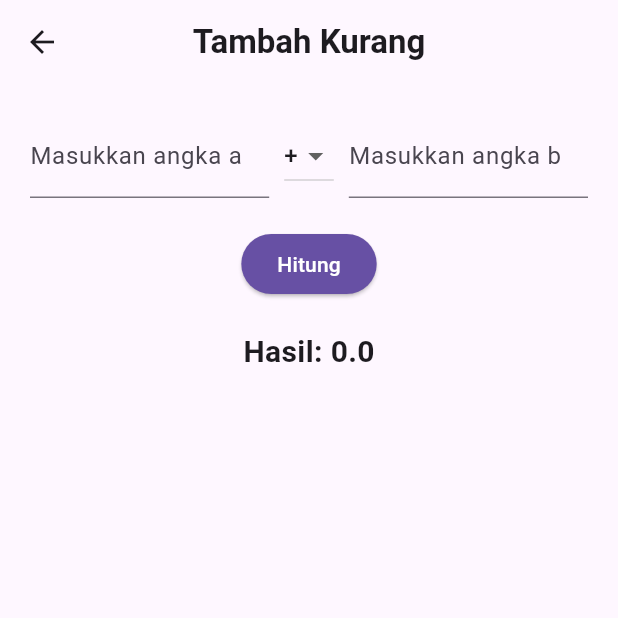
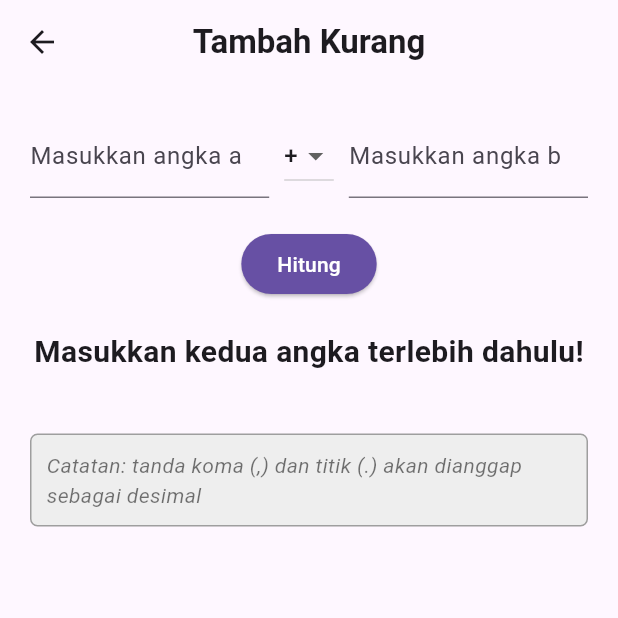
Before and after one commit to Az140304/Mobile-Project, a Flutter app: the TambahKurang screen opened directly, after a tap on "Hitung", on a phone screen of 412 x 824 dp, the top half of it. Run offline on Flutter 3.47's test engine with Material 3 defaults, Android fonts, the phone set to English and light mode, and no system bars.

Commit message:
menambahkan error handling

```diff
--- a/lib/pages/ganjil_genap.dart
+++ b/lib/pages/ganjil_genap.dart
@@ -12,7 +12,14 @@ class _GanjilGenapState extends State<GanjilGenap> {
   String _oddEvenResult = "";
 
   void _cekGanjilGenap() {
-    int number = int.tryParse(_numController.text) ?? 0;
+    int? number = int.tryParse(_numController.text);
+    if (number == null) {
+      setState(() {
+        _oddEvenResult = "Masukkan bilangan bulat yang valid!";
+      });
+      return;
+    }
+
     String type = (number % 2 == 0) ? "genap" : "ganjil";
 
     setState(() {
--- a/lib/pages/tambah_kurang.dart
+++ b/lib/pages/tambah_kurang.dart
@@ -14,9 +14,16 @@ class _TambahKurangState extends State<TambahKurang> {
   String _result = "";
 
   void _calculate() {
-    double num1 = double.tryParse(_num1Controller.text) ?? 0;
-    double num2 = double.tryParse(_num2Controller.text) ?? 0;
-    double result;
+    if (_num1Controller.text.isEmpty || _num2Controller.text.isEmpty) {
+      setState(() {
+        _result = "Masukkan kedua angka terlebih dahulu!";
+      });
+      return;
+    }
+
+    num num1 = num.tryParse(_num1Controller.text.replaceAll(',', '.')) ?? 0; // ganti inputan koma dengan
+    num num2 = num.tryParse(_num2Controller.text.replaceAll(',', '.')) ?? 0;
+    num result;
 
     if (_selectedOperation == "+") {
       result = num1 + num2;
@@ -25,7 +32,7 @@ class _TambahKurangState extends State<TambahKurang> {
     }
 
     setState(() {
-      _result = "Hasil: $result";
+      _result = "Hasil dari $num1 $_selectedOperation $num2 = $result";
     });
   }
 
@@ -90,6 +97,22 @@ class _TambahKurangState extends State<TambahKurang> {
               _result,
               style: TextStyle(fontSize: 20, fontWeight: FontWeight.bold),
             ),
+            Container(
+              padding: EdgeInsets.all(10),
+              margin: EdgeInsets.symmetric(vertical: 40),
+              decoration: BoxDecoration(
+                color: Colors.grey[200], // Warna latar belakang lembut
+                borderRadius: BorderRadius.circular(5),
+                border: Border.all(color: Colors.grey), // Border tipis
+              ),
+              child: Text(
+                "Catatan: tanda koma (,) dan titik (.) akan dianggap sebagai desimal",
+                style: TextStyle(
+                    fontSize: 14,
+                    fontStyle: FontStyle.italic,
+                    color: Colors.black54),
+              ),
+            ),
           ],
         ),
       ),
```
